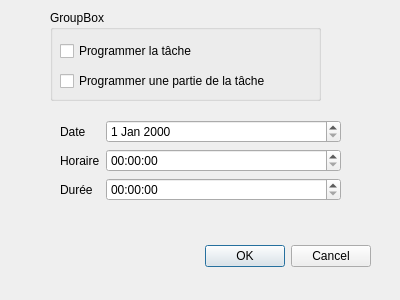
First picture: the form in src/programmationtachedialog.ui, repository sowlosc/ProjectCalendar, before the edit.
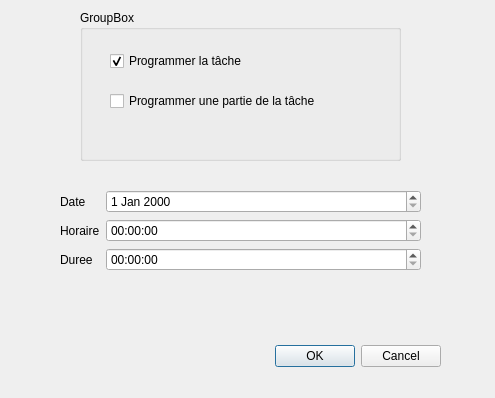
Second picture: the form after the edit.

The edit to the form file:
```diff
--- a/src/programmationtachedialog.ui
+++ b/src/programmationtachedialog.ui
@@ -6,8 +6,8 @@
    <rect>
     <x>0</x>
     <y>0</y>
-    <width>400</width>
-    <height>300</height>
+    <width>495</width>
+    <height>398</height>
    </rect>
   </property>
   <property name="windowTitle">
@@ -16,8 +16,8 @@
   <widget class="QDialogButtonBox" name="buttonBox">
    <property name="geometry">
     <rect>
-     <x>30</x>
-     <y>240</y>
+     <x>100</x>
+     <y>340</y>
      <width>341</width>
      <height>32</height>
     </rect>
@@ -32,10 +32,10 @@
   <widget class="QGroupBox" name="groupBox">
    <property name="geometry">
     <rect>
-     <x>50</x>
+     <x>80</x>
      <y>10</y>
-     <width>271</width>
-     <height>91</height>
+     <width>321</width>
+     <height>151</height>
     </rect>
    </property>
    <property name="title">
@@ -44,22 +44,28 @@
    <widget class="QCheckBox" name="checkBox_tache">
     <property name="geometry">
      <rect>
-      <x>10</x>
-      <y>30</y>
-      <width>271</width>
+      <x>30</x>
+      <y>40</y>
+      <width>221</width>
       <height>22</height>
      </rect>
     </property>
     <property name="text">
      <string>Programmer la tâche</string>
     </property>
+    <property name="checked">
+     <bool>true</bool>
+    </property>
+    <property name="autoExclusive">
+     <bool>true</bool>
+    </property>
    </widget>
    <widget class="QCheckBox" name="checkBox_partie_tache">
     <property name="geometry">
      <rect>
-      <x>10</x>
-      <y>60</y>
-      <width>261</width>
+      <x>30</x>
+      <y>80</y>
+      <width>281</width>
       <height>22</height>
      </rect>
     </property>
@@ -72,9 +78,9 @@
    <property name="geometry">
     <rect>
      <x>60</x>
-     <y>120</y>
-     <width>281</width>
-     <height>101</height>
+     <y>190</y>
+     <width>361</width>
+     <height>121</height>
     </rect>
    </property>
    <layout class="QFormLayout" name="formLayout">
@@ -101,7 +107,7 @@
     <item row="2" column="0">
      <widget class="QLabel" name="label_duree">
       <property name="text">
-       <string>Durée</string>
+       <string>Duree</string>
       </property>
      </widget>
     </item>
```
Left out of the diff: 11 changed lines with no effect on the pictures.
